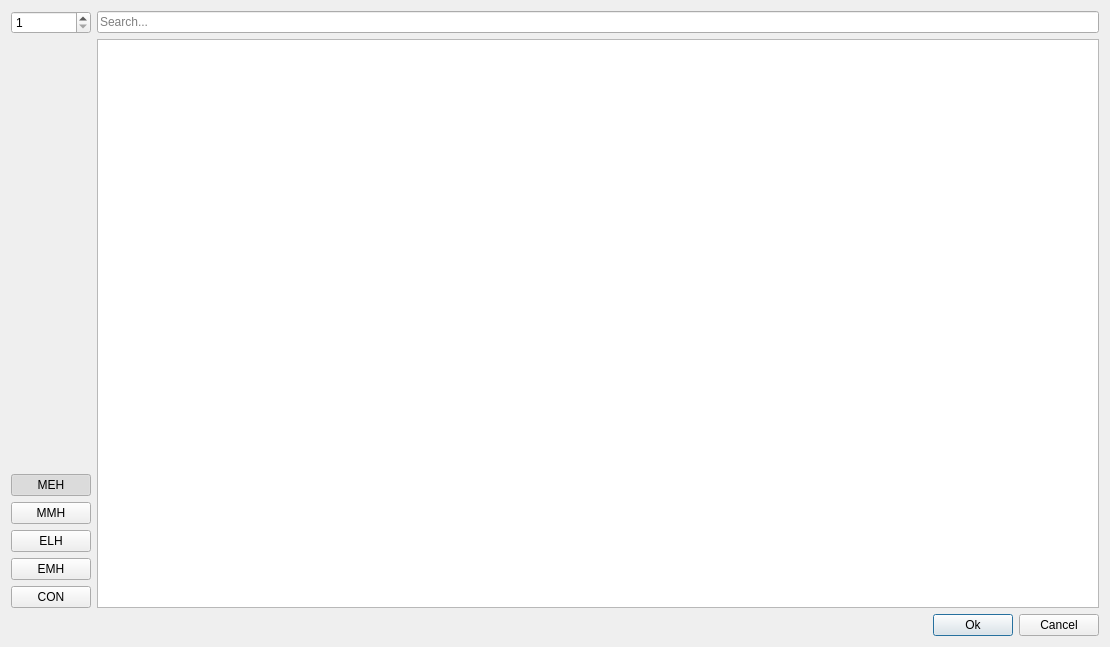
Above: code/resources/UIs/ui_hardware_selector.ui from PippoGot/PRJ_Manager_2020 before the change. Below: the same form after it.
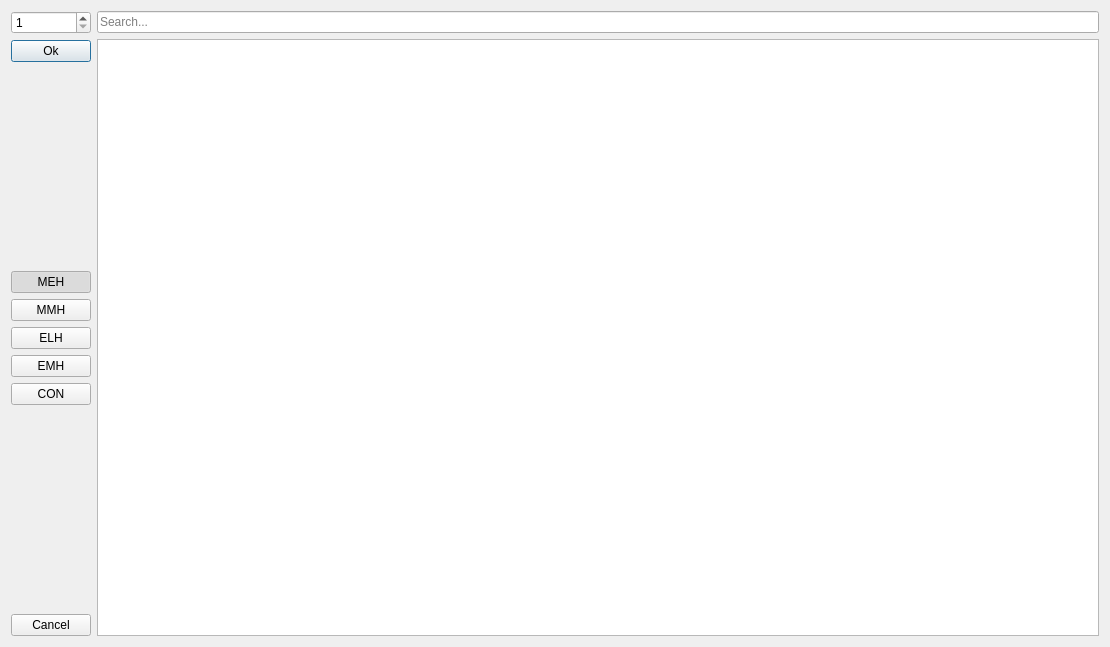
That is the form after the change.

```diff
--- a/code/resources/UIs/ui_hardware_selector.ui
+++ b/code/resources/UIs/ui_hardware_selector.ui
@@ -31,6 +31,19 @@
          </property>
         </widget>
        </item>
+       <item>
+        <widget class="QPushButton" name="uiOkButton">
+         <property name="text">
+          <string>Ok</string>
+         </property>
+         <property name="shortcut">
+          <string>Return</string>
+         </property>
+         <property name="default">
+          <bool>true</bool>
+         </property>
+        </widget>
+       </item>
        <item>
         <spacer name="verticalSpacer">
          <property name="orientation">
@@ -112,6 +125,29 @@
          </property>
         </widget>
        </item>
+       <item>
+        <spacer name="verticalSpacer_2">
+         <property name="orientation">
+          <enum>Qt::Vertical</enum>
+         </property>
+         <property name="sizeHint" stdset="0">
+          <size>
+           <width>20</width>
+           <height>40</height>
+          </size>
+         </property>
+        </spacer>
+       </item>
+       <item>
+        <widget class="QPushButton" name="uiCancelButton">
+         <property name="text">
+          <string>Cancel</string>
+         </property>
+         <property name="shortcut">
+          <string>Esc</string>
+         </property>
+        </widget>
+       </item>
       </layout>
      </item>
      <item>
@@ -125,6 +161,9 @@
        </item>
        <item>
         <widget class="QTableView" name="uiHardwareView">
+         <property name="alternatingRowColors">
+          <bool>true</bool>
+         </property>
          <property name="sortingEnabled">
           <bool>false</bool>
          </property>
@@ -134,46 +173,6 @@
      </item>
     </layout>
    </item>
-   <item>
-    <layout class="QHBoxLayout" name="uiButtonContainer">
-     <item>
-      <spacer name="horizontalSpacer">
-       <property name="orientation">
-        <enum>Qt::Horizontal</enum>
-       </property>
-       <property name="sizeHint" stdset="0">
-        <size>
-         <width>40</width>
-         <height>20</height>
-        </size>
-       </property>
-      </spacer>
-     </item>
-     <item>
-      <widget class="QPushButton" name="uiOkButton">
-       <property name="text">
-        <string>Ok</string>
-       </property>
-       <property name="shortcut">
-        <string>Return</string>
-       </property>
-       <property name="default">
-        <bool>true</bool>
-       </property>
-      </widget>
-     </item>
-     <item>
-      <widget class="QPushButton" name="uiCancelButton">
-       <property name="text">
-        <string>Cancel</string>
-       </property>
-       <property name="shortcut">
-        <string>Esc</string>
-       </property>
-      </widget>
-     </item>
-    </layout>
-   </item>
   </layout>
  </widget>
  <resources/>
```
